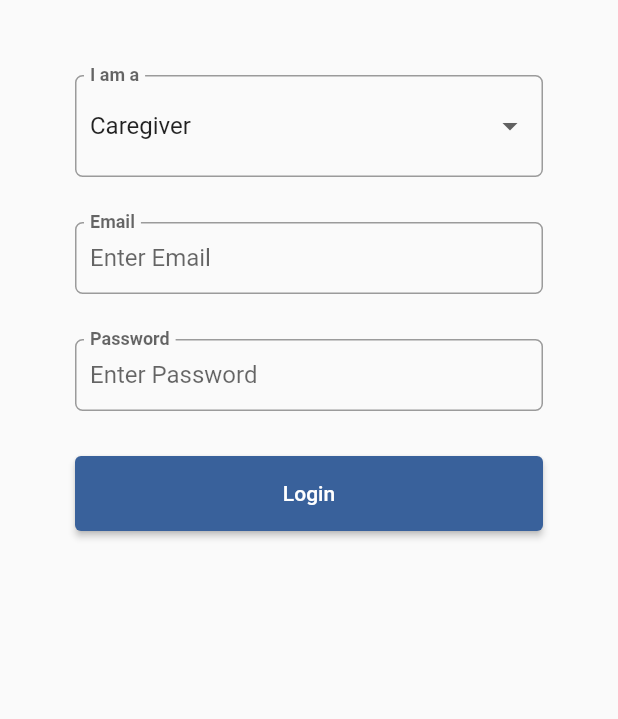
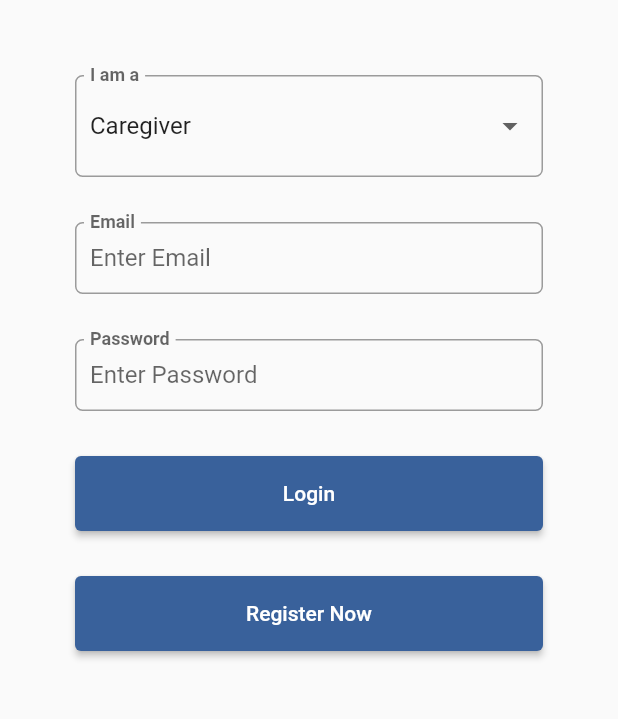
Before and after one commit to GSC23-HeadHome/HeadHome-App, a Flutter app: the screen it shows after launch, after a tap on "Login Page", on a phone screen of 412 x 824 dp, the part 162-881 px from its top. Run offline on Flutter 3.47's test engine with Material 2 defaults, Android fonts, the phone set to English and light mode, and no system bars; our stand-ins replace firebase_auth, firebase_core, flutter_blue; missing offline and left inert: flutter_material_symbols; accounts and stored records are empty.

Commit message:
Added routing to register page

```diff
--- a/lib/pages/authlogin.dart
+++ b/lib/pages/authlogin.dart
@@ -1,6 +1,7 @@
 import 'package:flutter/material.dart';
 import 'package:firebase_auth/firebase_auth.dart';
 import 'package:headhome/api/models/caregiverdata.dart';
+import 'package:headhome/pages/authregister.dart';
 import 'package:headhome/pages/patient.dart';
 import 'package:headhome/pages/caregiver.dart';
 import 'package:headhome/pages/volunteer.dart';
@@ -205,6 +206,23 @@ class _AuthLoginState extends State<AuthLogin> {
                       loginAccount(context);
                     },
                     child: const Text("Login"),
+                  ),
+                  const SizedBox(
+                    height: 30,
+                  ),
+                  ElevatedButton(
+                    style: ElevatedButton.styleFrom(
+                      minimumSize:
+                          const Size(double.infinity, 50), //////// HERE
+                    ),
+                    onPressed: () {
+                      Navigator.of(context).push(
+                        MaterialPageRoute(
+                          builder: (BuildContext bctx) => const AuthRegister(),
+                        ),
+                      );
+                    },
+                    child: const Text("Register Now"),
                   )
                 ],
               ),
```
Also changed, not shown: 1 other file.
